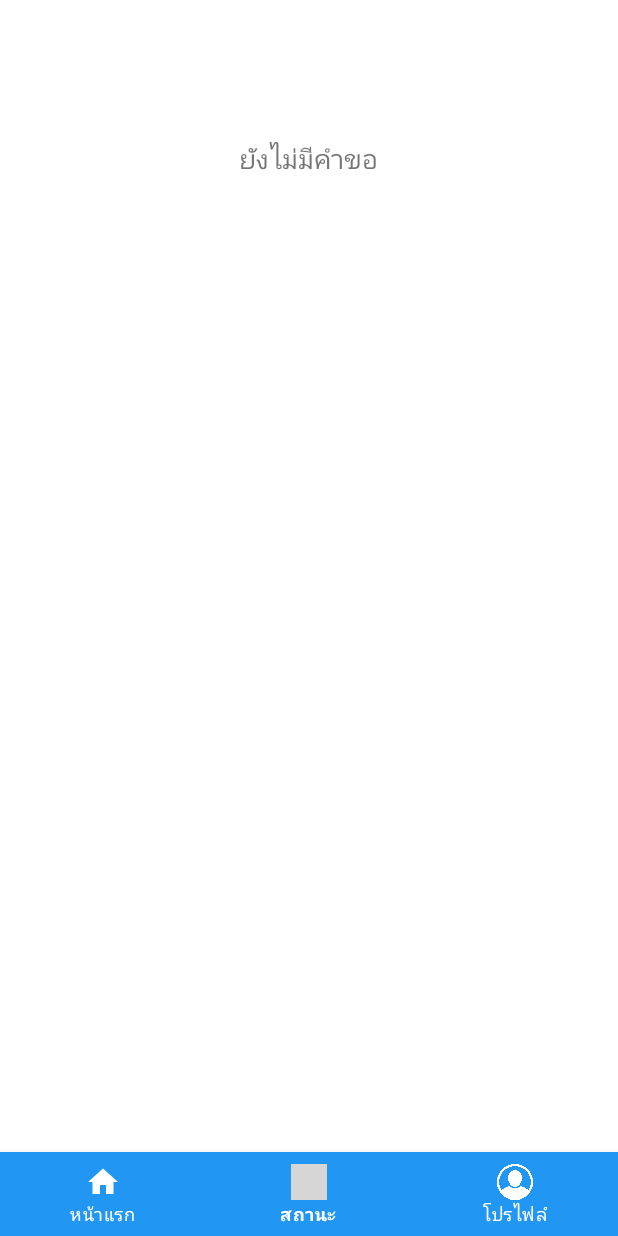
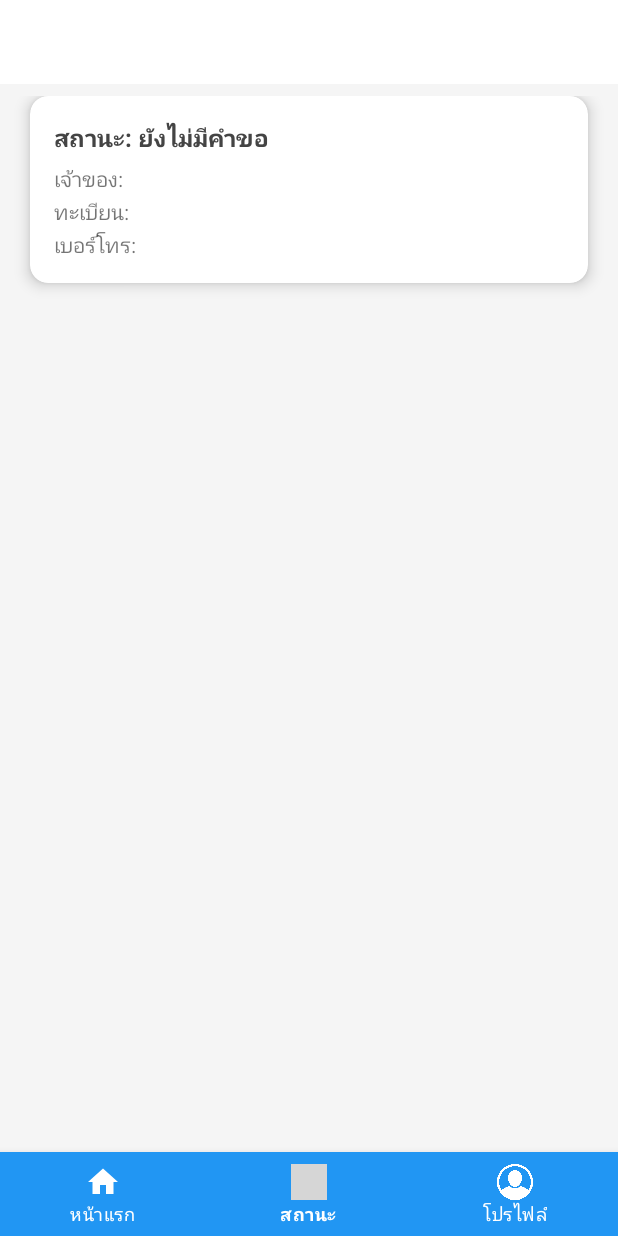
Before and after one commit to NonJirawat/ProjectPagun, an Android app: the StatusFragment screen opened through its navigation route, on a phone screen of 412 x 824 dp. Run offline under Robolectric (Android 15) with nearby library versions, the light colour scheme and no system bars; our stand-ins replace Firebase (no records; nobody signed in at launch, a user with empty details on screens opened directly), navigation-ui; grey boxes are pictures that could not be loaded.

Commit message:
statuscomp

```diff
--- a/app/build.gradle.kts
+++ b/app/build.gradle.kts
@@ -59,6 +59,7 @@ dependencies {
     implementation(libs.firebase.auth)
     implementation(libs.firebase.database)
     implementation(libs.firebase.firestore)
+    implementation("androidx.recyclerview:recyclerview:1.2.1")
 
     testImplementation(libs.junit)
     androidTestImplementation(libs.androidx.junit)
--- /dev/null
+++ b/app/src/main/java/com/example/projectpagun/ui/status/StatusAdapter.kt
@@ -0,0 +1,47 @@
+package com.example.projectpagun.ui.status
+
+import android.view.LayoutInflater
+import android.view.View
+import android.view.ViewGroup
+import android.widget.TextView
+import androidx.recyclerview.widget.RecyclerView
+import com.example.projectpagun.R
+import com.example.projectpagun.ui.admin.InsuranceRequest
+import android.graphics.Color
+
+
+class StatusAdapter(private val requests: List<InsuranceRequest>) :
+    RecyclerView.Adapter<StatusAdapter.StatusViewHolder>() {
+
+    inner class StatusViewHolder(itemView: View) : RecyclerView.ViewHolder(itemView) {
+        val tvStatus: TextView = itemView.findViewById(R.id.tvStatus)
+        val tvName: TextView = itemView.findViewById(R.id.tvName)
+        val tvPlate: TextView = itemView.findViewById(R.id.tvPlate)
+        val tvPhone: TextView = itemView.findViewById(R.id.tvPhone)
+    }
+
+    override fun onCreateViewHolder(parent: ViewGroup, viewType: Int): StatusViewHolder {
+        val view = LayoutInflater.from(parent.context)
+            .inflate(R.layout.item_status, parent, false)
+        return StatusViewHolder(view)
+    }
+
+    override fun onBindViewHolder(holder: StatusViewHolder, position: Int) {
+        val request = requests[position]
+        holder.tvStatus.text = "สถานะ: ${request.status}"
+        holder.tvName.text = "เจ้าของ: ${request.ownerName}"
+        holder.tvPlate.text = "ทะเบียน: ${request.licensePlate}"
+        holder.tvPhone.text = "เบอร์โทร: ${request.phone}"
+
+        // เปลี่ยนสีตามสถานะ
+        when (request.status.lowercase()) {
+            "approved" -> holder.tvStatus.setTextColor(Color.parseColor("#4CAF50")) // เขียว
+            "pending" -> holder.tvStatus.setTextColor(Color.parseColor("#FFC107"))  // เหลือง
+            "rejected" -> holder.tvStatus.setTextColor(Color.parseColor("#F44336")) // แดง
+            else -> holder.tvStatus.setTextColor(Color.DKGRAY)
+        }
+    }
+
+
+    override fun getItemCount(): Int = requests.size
+}
--- a/app/src/main/java/com/example/projectpagun/ui/status/StatusFragment.kt
+++ b/app/src/main/java/com/example/projectpagun/ui/status/StatusFragment.kt
@@ -1,11 +1,13 @@
-package com.example.projectpagun.ui.home
+package com.example.projectpagun.ui.status
 
 import android.os.Bundle
 import android.view.LayoutInflater
 import android.view.View
 import android.view.ViewGroup
 import androidx.fragment.app.Fragment
+import androidx.recyclerview.widget.LinearLayoutManager
 import com.example.projectpagun.databinding.FragmentStatusBinding
+import com.example.projectpagun.ui.admin.InsuranceRequest
 import com.google.firebase.auth.FirebaseAuth
 import com.google.firebase.firestore.FirebaseFirestore
 
@@ -14,34 +16,37 @@ class StatusFragment : Fragment() {
     private lateinit var binding: FragmentStatusBinding
     private lateinit var db: FirebaseFirestore
     private lateinit var currentUserUid: String
+    private lateinit var statusAdapter: StatusAdapter
+    private val requestList = mutableListOf<InsuranceRequest>()
 
     override fun onCreateView(
         inflater: LayoutInflater, container: ViewGroup?,
         savedInstanceState: Bundle?
-    ): View? {
-        // ใช้ ViewBinding เพื่อเชื่อมโยงกับ UI
+    ): View {
         binding = FragmentStatusBinding.inflate(inflater, container, false)
 
         db = FirebaseFirestore.getInstance()
-
-        // ดึง UID ของผู้ใช้ปัจจุบัน
         currentUserUid = FirebaseAuth.getInstance().currentUser?.uid ?: ""
 
-        // ฟังการเปลี่ยนแปลงสถานะคำขอจาก Firestore
+        statusAdapter = StatusAdapter(requestList)
+        binding.rvStatus.layoutManager = LinearLayoutManager(context)
+        binding.rvStatus.adapter = statusAdapter
+
         db.collection("insurance_requests")
-            .whereEqualTo("uid", currentUserUid)
+            .whereEqualTo("userId", currentUserUid)
             .addSnapshotListener { documents, e ->
-                if (e != null) {
-                    return@addSnapshotListener
+                if (e != null) return@addSnapshotListener
+
+                requestList.clear()
+                if (documents != null && !documents.isEmpty) {
+                    for (doc in documents) {
+                        val request = doc.toObject(InsuranceRequest::class.java)
+                        requestList.add(request)
+                    }
+                } else {
+                    requestList.add(InsuranceRequest(status = "ยังไม่มีคำขอ"))
                 }
-
-                if (documents != null && !documents.isEmpty) {
-                    val request = documents.first()
-                    val status = request.getString("status")
-                    binding.tvStatus.text = "สถานะคำขอ: $status"
-                } else {
-                    binding.tvStatus.text = "ยังไม่มีคำขอ"
-                }
+                statusAdapter.notifyDataSetChanged()
             }
 
         return binding.root
--- a/app/src/main/res/layout/fragment_status.xml
+++ b/app/src/main/res/layout/fragment_status.xml
@@ -3,14 +3,12 @@
     android:layout_width="match_parent"
     android:layout_height="match_parent"
     android:orientation="vertical"
-    android:padding="16dp">
+    android:padding="8dp"
+    android:background="#F5F5F5">
 
-    <TextView
-        android:id="@+id/tvStatus"
-        android:layout_width="wrap_content"
-        android:layout_height="wrap_content"
-        android:text="สถานะคำขอ"
-        android:textSize="18sp"
-        android:layout_gravity="center"
-        android:layout_marginTop="20dp" />
+    <androidx.recyclerview.widget.RecyclerView
+        android:id="@+id/rvStatus"
+        android:layout_width="match_parent"
+        android:layout_height="match_parent"
+        android:scrollbars="vertical" />
 </LinearLayout>
--- /dev/null
+++ b/app/src/main/res/layout/item_status.xml
@@ -0,0 +1,52 @@
+<?xml version="1.0" encoding="utf-8"?>
+<androidx.cardview.widget.CardView xmlns:android="http://schemas.android.com/apk/res/android"
+    xmlns:card_view="http://schemas.android.com/apk/res-auto"
+    android:layout_width="match_parent"
+    android:layout_height="wrap_content"
+    android:layout_marginBottom="12dp"
+    android:elevation="4dp"
+    card_view:cardCornerRadius="12dp"
+    card_view:cardElevation="6dp"
+    android:layout_marginHorizontal="12dp"
+    android:background="@android:color/white">
+
+    <LinearLayout
+        android:layout_width="match_parent"
+        android:layout_height="wrap_content"
+        android:orientation="vertical"
+        android:padding="16dp">
+
+        <TextView
+            android:id="@+id/tvStatus"
+            android:layout_width="wrap_content"
+            android:layout_height="wrap_content"
+            android:text="สถานะ: Approved"
+            android:textColor="#4CAF50"
+            android:textStyle="bold"
+            android:textSize="16sp" />
+
+        <TextView
+            android:id="@+id/tvName"
+            android:layout_width="wrap_content"
+            android:layout_height="wrap_content"
+            android:text="เจ้าของ: Jirayut"
+            android:textSize="14sp"
+            android:layout_marginTop="6dp" />
+
+        <TextView
+            android:id="@+id/tvPlate"
+            android:layout_width="wrap_content"
+            android:layout_height="wrap_content"
+            android:text="ทะเบียน: ABC 1234"
+            android:textSize="14sp"
+            android:layout_marginTop="2dp" />
+
+        <TextView
+            android:id="@+id/tvPhone"
+            android:layout_width="wrap_content"
+            android:layout_height="wrap_content"
+            android:text="เบอร์โทร: 0859789999"
+            android:textSize="14sp"
+            android:layout_marginTop="2dp" />
+    </LinearLayout>
+</androidx.cardview.widget.CardView>
--- a/app/src/main/res/navigation/mobile_navigation.xml
+++ b/app/src/main/res/navigation/mobile_navigation.xml
@@ -24,7 +24,7 @@
     <!-- หน้า Status -->
     <fragment
         android:id="@+id/navigation_status"
-        android:name="com.example.projectpagun.ui.home.StatusFragment"
+        android:name="com.example.projectpagun.ui.status.StatusFragment"
         android:label="Status"
         tools:layout="@layout/fragment_status" />
 
```
Also changed, not shown: app/src/main/java/com/example/projectpagun/ui/claim/ClaimActivity.kt (added, +26 -0 lines), app/src/main/java/com/example/projectpagun/ui/status/StatusViewModel.kt (added, +15 -0 lines), app/src/main/res/layout/activity_claim.xml (added, +29 -0 lines).
